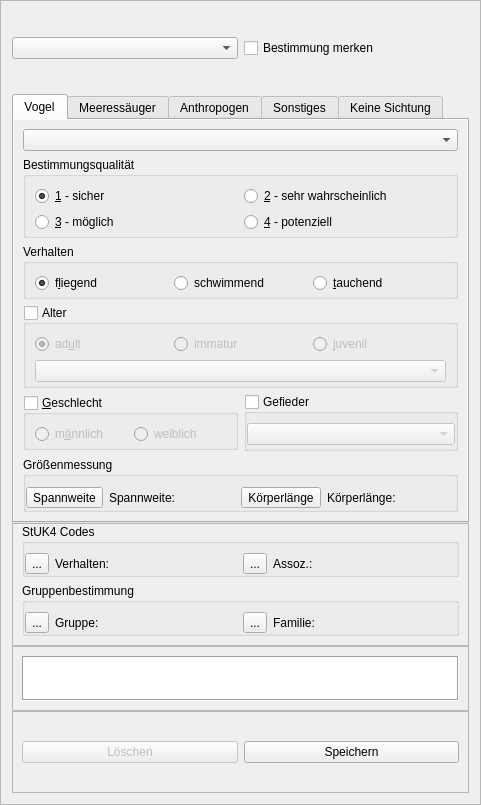
Qt form id-tool/ui/widget_census.ui (ifaoe/daisi-gui) before a commit.
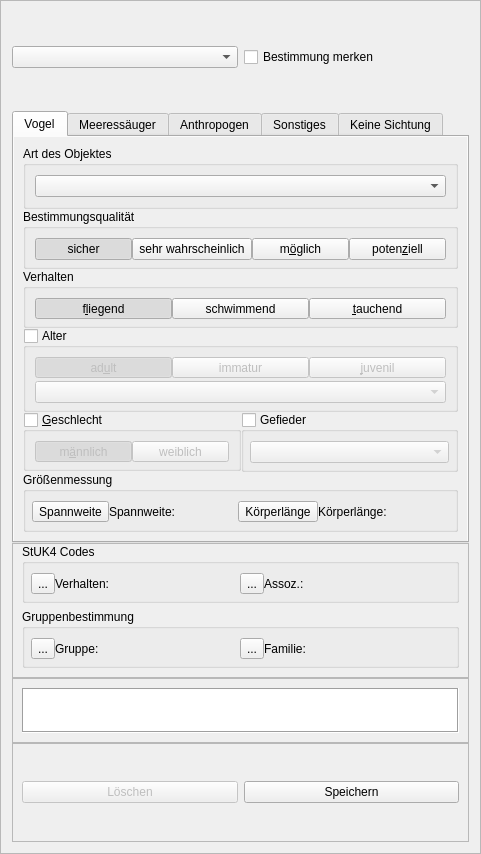
The same form after that commit. Icons and pictures are not drawn.

Commit message:
Klick-Tool
Klick-Tool auf Fusion Theme umgestellt und Anpassungen am Farbschema.

Bug-Fix: Falsche Session / Cam-Img beim Session-Wechsel.

The edit to the form file:
```diff
--- a/id-tool/ui/widget_census.ui
+++ b/id-tool/ui/widget_census.ui
@@ -7,11 +7,11 @@
     <x>0</x>
     <y>0</y>
     <width>481</width>
-    <height>805</height>
+    <height>854</height>
    </rect>
   </property>
   <property name="sizePolicy">
-   <sizepolicy hsizetype="MinimumExpanding" vsizetype="Preferred">
+   <sizepolicy hsizetype="Preferred" vsizetype="Preferred">
     <horstretch>0</horstretch>
     <verstretch>0</verstretch>
    </sizepolicy>
@@ -38,7 +38,7 @@
    <item row="3" column="0" colspan="2">
     <widget class="QFrame" name="frame_id_selections">
      <property name="sizePolicy">
-      <sizepolicy hsizetype="MinimumExpanding" vsizetype="Preferred">
+      <sizepolicy hsizetype="Preferred" vsizetype="Preferred">
        <horstretch>0</horstretch>
        <verstretch>0</verstretch>
       </sizepolicy>
@@ -65,14 +65,17 @@
          <bool>false</bool>
         </property>
         <layout class="QHBoxLayout" name="horizontalLayout_16">
+         <property name="spacing">
+          <number>0</number>
+         </property>
          <property name="leftMargin">
-          <number>0</number>
+          <number>6</number>
          </property>
          <property name="rightMargin">
-          <number>0</number>
+          <number>6</number>
          </property>
          <property name="bottomMargin">
-          <number>0</number>
+          <number>6</number>
          </property>
          <item>
           <widget class="QToolButton" name="toolbutton_behaviour">
@@ -165,14 +168,17 @@
          <bool>false</bool>
         </property>
         <layout class="QHBoxLayout" name="horizontalLayout_9">
+         <property name="spacing">
+          <number>0</number>
+         </property>
          <property name="leftMargin">
-          <number>0</number>
+          <number>6</number>
          </property>
          <property name="rightMargin">
-          <number>0</number>
+          <number>6</number>
          </property>
          <property name="bottomMargin">
-          <number>0</number>
+          <number>6</number>
          </property>
          <item>
           <widget class="QToolButton" name="toolbutton_group">
@@ -259,7 +265,7 @@
    <item row="4" column="0" colspan="2">
     <widget class="QFrame" name="frame_remarks">
      <property name="sizePolicy">
-      <sizepolicy hsizetype="MinimumExpanding" vsizetype="Fixed">
+      <sizepolicy hsizetype="Preferred" vsizetype="Fixed">
        <horstretch>0</horstretch>
        <verstretch>0</verstretch>
       </sizepolicy>
@@ -323,7 +329,7 @@
    <item row="8" column="0" colspan="2">
     <widget class="QFrame" name="frame_save">
      <property name="sizePolicy">
-      <sizepolicy hsizetype="MinimumExpanding" vsizetype="Preferred">
+      <sizepolicy hsizetype="Preferred" vsizetype="Preferred">
        <horstretch>0</horstretch>
        <verstretch>0</verstretch>
       </sizepolicy>
@@ -374,7 +380,7 @@
    <item row="2" column="0" colspan="2">
     <widget class="QTabWidget" name="wdgTabTypes">
      <property name="sizePolicy">
-      <sizepolicy hsizetype="MinimumExpanding" vsizetype="Minimum">
+      <sizepolicy hsizetype="Preferred" vsizetype="Minimum">
        <horstretch>0</horstretch>
        <verstretch>0</verstretch>
       </sizepolicy>
@@ -417,95 +423,9 @@
        <string>Vogel</string>
       </attribute>
       <layout class="QGridLayout" name="gridLayout_4">
-       <item row="4" column="0">
-        <widget class="QGroupBox" name="gbxBirdGender">
-         <property name="sizePolicy">
-          <sizepolicy hsizetype="MinimumExpanding" vsizetype="Fixed">
-           <horstretch>1</horstretch>
-           <verstretch>0</verstretch>
-          </sizepolicy>
-         </property>
-         <property name="autoFillBackground">
-          <bool>false</bool>
-         </property>
-         <property name="title">
-          <string>&amp;Geschlecht</string>
-         </property>
-         <property name="flat">
-          <bool>false</bool>
-         </property>
-         <property name="checkable">
-          <bool>true</bool>
-         </property>
-         <property name="checked">
-          <bool>false</bool>
-         </property>
-         <layout class="QGridLayout" name="gridLayout_11">
-          <property name="bottomMargin">
-           <number>3</number>
-          </property>
-          <item row="0" column="1">
-           <widget class="QRadioButton" name="rbBirdFemale">
-            <property name="text">
-             <string comment="F">weiblich</string>
-            </property>
-            <property name="dbvalue" stdset="0">
-             <string>F</string>
-            </property>
-            <attribute name="buttonGroup">
-             <string notr="true">btngBirdSex</string>
-            </attribute>
-           </widget>
-          </item>
-          <item row="0" column="0">
-           <widget class="QRadioButton" name="rbBirdMale">
-            <property name="text">
-             <string comment="M">m&amp;ännlich</string>
-            </property>
-            <property name="dbvalue" stdset="0">
-             <string>M</string>
-            </property>
-            <attribute name="buttonGroup">
-             <string notr="true">btngBirdSex</string>
-            </attribute>
-           </widget>
-          </item>
-         </layout>
-        </widget>
-       </item>
-       <item row="4" column="1">
-        <widget class="QGroupBox" name="group_box_plumage">
-         <property name="sizePolicy">
-          <sizepolicy hsizetype="Preferred" vsizetype="Preferred">
-           <horstretch>1</horstretch>
-           <verstretch>0</verstretch>
-          </sizepolicy>
-         </property>
-         <property name="title">
-          <string>Gefieder</string>
-         </property>
-         <property name="checkable">
-          <bool>true</bool>
-         </property>
-         <property name="checked">
-          <bool>false</bool>
-         </property>
-         <layout class="QGridLayout" name="gridLayout_10">
-          <property name="leftMargin">
-           <number>0</number>
-          </property>
-          <property name="rightMargin">
-           <number>0</number>
-          </property>
-          <property name="bottomMargin">
-           <number>3</number>
-          </property>
-          <item row="0" column="0">
-           <widget class="QComboBox" name="combo_box_plumage"/>
-          </item>
-         </layout>
-        </widget>
-       </item>
+       <property name="spacing">
+        <number>0</number>
+       </property>
        <item row="2" column="0" colspan="2">
         <widget class="QGroupBox" name="gbxBirdBehavior">
          <property name="sizePolicy">
@@ -526,12 +446,15 @@
          <property name="checkable">
           <bool>false</bool>
          </property>
-         <layout class="QGridLayout" name="gridLayout">
+         <layout class="QHBoxLayout" name="horizontalLayout_6">
+          <property name="spacing">
+           <number>0</number>
+          </property>
           <property name="bottomMargin">
-           <number>3</number>
+           <number>6</number>
           </property>
-          <item row="0" column="0">
-           <widget class="QRadioButton" name="rbBirdBehaveFly">
+          <item>
+           <widget class="QToolButton" name="rbBirdBehaveFly">
             <property name="sizePolicy">
              <sizepolicy hsizetype="MinimumExpanding" vsizetype="Fixed">
               <horstretch>1</horstretch>
@@ -541,6 +464,9 @@
             <property name="text">
              <string comment="F">f&amp;liegend</string>
             </property>
+            <property name="checkable">
+             <bool>true</bool>
+            </property>
             <property name="checked">
              <bool>true</bool>
             </property>
@@ -552,8 +478,8 @@
             </attribute>
            </widget>
           </item>
-          <item row="0" column="1">
-           <widget class="QRadioButton" name="rbBirdBehaveSwim">
+          <item>
+           <widget class="QToolButton" name="rbBirdBehaveSwim">
             <property name="sizePolicy">
              <sizepolicy hsizetype="MinimumExpanding" vsizetype="Fixed">
               <horstretch>1</horstretch>
@@ -563,6 +489,12 @@
             <property name="text">
              <string comment="S">schwimmend</string>
             </property>
+            <property name="checkable">
+             <bool>true</bool>
+            </property>
+            <property name="autoExclusive">
+             <bool>true</bool>
+            </property>
             <property name="dbvalue" stdset="0">
              <string>SWIM</string>
             </property>
@@ -571,8 +503,8 @@
             </attribute>
            </widget>
           </item>
-          <item row="0" column="2">
-           <widget class="QRadioButton" name="rbBirdBehaveDive">
+          <item>
+           <widget class="QToolButton" name="rbBirdBehaveDive">
             <property name="sizePolicy">
              <sizepolicy hsizetype="Minimum" vsizetype="Fixed">
               <horstretch>1</horstretch>
@@ -582,6 +514,12 @@
             <property name="text">
              <string>&amp;tauchend</string>
             </property>
+            <property name="checkable">
+             <bool>true</bool>
+            </property>
+            <property name="autoExclusive">
+             <bool>true</bool>
+            </property>
             <property name="dbvalue" stdset="0">
              <string>DIVE</string>
             </property>
@@ -593,95 +531,31 @@
          </layout>
         </widget>
        </item>
-       <item row="3" column="0" colspan="2">
-        <widget class="QGroupBox" name="gbxBirdAge">
-         <property name="minimumSize">
-          <size>
-           <width>0</width>
-           <height>0</height>
-          </size>
-         </property>
-         <property name="title">
-          <string>Alter</string>
-         </property>
-         <property name="checkable">
-          <bool>true</bool>
-         </property>
-         <property name="checked">
-          <bool>false</bool>
-         </property>
-         <layout class="QGridLayout" name="gridLayout_6">
-          <property name="bottomMargin">
-           <number>3</number>
-          </property>
-          <item row="0" column="0">
-           <widget class="QRadioButton" name="rbBirdAgeAdult">
-            <property name="text">
-             <string comment="AD">ad&amp;ult</string>
-            </property>
-            <property name="checked">
-             <bool>true</bool>
-            </property>
-            <property name="dbvalue" stdset="0">
-             <string>ADU</string>
-            </property>
-            <attribute name="buttonGroup">
-             <string notr="true">btngBirdAge</string>
-            </attribute>
-           </widget>
-          </item>
-          <item row="0" column="1">
-           <widget class="QRadioButton" name="rbBirdAgeImmat">
-            <property name="text">
-             <string comment="IM">immatur</string>
-            </property>
-            <property name="dbvalue" stdset="0">
-             <string>IMM</string>
-            </property>
-            <attribute name="buttonGroup">
-             <string notr="true">btngBirdAge</string>
-            </attribute>
-           </widget>
-          </item>
-          <item row="1" column="0" colspan="3">
-           <widget class="QComboBox" name="cmb_bird_age"/>
-          </item>
-          <item row="0" column="2">
-           <widget class="QRadioButton" name="rbBirdAgeJuv">
-            <property name="text">
-             <string comment="JU">&amp;juvenil</string>
-            </property>
-            <property name="dbvalue" stdset="0">
-             <string>JUV</string>
-            </property>
-            <attribute name="buttonGroup">
-             <string notr="true">btngBirdAge</string>
-            </attribute>
-           </widget>
-          </item>
-         </layout>
-        </widget>
-       </item>
-       <item row="0" column="0" colspan="2">
-        <widget class="QComboBox" name="cmbBird">
-         <property name="editable">
-          <bool>false</bool>
-         </property>
-        </widget>
-       </item>
        <item row="1" column="0" colspan="2">
         <widget class="QGroupBox" name="gbxBirdQuality">
          <property name="title">
           <string>Bestimmungsqualität</string>
          </property>
-         <layout class="QGridLayout" name="gridLayout_2">
+         <layout class="QHBoxLayout" name="horizontalLayout_7">
+          <property name="spacing">
+           <number>0</number>
+          </property>
           <property name="bottomMargin">
-           <number>3</number>
+           <number>6</number>
           </property>
-          <item row="0" column="0">
-           <widget class="QRadioButton" name="rbBirdQual1">
+          <item>
+           <widget class="QToolButton" name="rbBirdQual1">
+            <property name="sizePolicy">
+             <sizepolicy hsizetype="Preferred" vsizetype="Preferred">
+              <horstretch>0</horstretch>
+              <verstretch>0</verstretch>
+             </sizepolicy>
+            </property>
             <property name="text">
-             <string comment="1">&amp;1 - sicher</string>
+             <string comment="1">sicher</string>
+            </property>
+            <property name="checkable">
+             <bool>true</bool>
             </property>
             <property name="checked">
              <bool>true</bool>
@@ -694,10 +568,22 @@
             </attribute>
            </widget>
           </item>
-          <item row="0" column="1">
-           <widget class="QRadioButton" name="rbBirdQual2">
+          <item>
+           <widget class="QToolButton" name="rbBirdQual2">
+            <property name="sizePolicy">
+             <sizepolicy hsizetype="Preferred" vsizetype="Preferred">
+              <horstretch>0</horstretch>
+              <verstretch>0</verstretch>
+             </sizepolicy>
+            </property>
             <property name="text">
-             <string comment="2">&amp;2 - sehr wahrscheinlich</string>
+             <string comment="2">sehr wahrscheinlich</string>
+            </property>
+            <property name="checkable">
+             <bool>true</bool>
+            </property>
+            <property name="autoExclusive">
+             <bool>true</bool>
             </property>
             <property name="dbvalue" stdset="0">
              <string>2</string>
@@ -707,10 +593,22 @@
             </attribute>
            </widget>
           </item>
-          <item row="1" column="0">
-           <widget class="QRadioButton" name="rbBirdQual3">
+          <item>
+           <widget class="QToolButton" name="rbBirdQual3">
+            <property name="sizePolicy">
+             <sizepolicy hsizetype="Preferred" vsizetype="Preferred">
+              <horstretch>0</horstretch>
+              <verstretch>0</verstretch>
+             </sizepolicy>
+            </property>
             <property name="text">
-             <string comment="3">&amp;3 - möglich</string>
+             <string comment="3">m&amp;öglich</string>
+            </property>
+            <property name="checkable">
+             <bool>true</bool>
+            </property>
+            <property name="autoExclusive">
+             <bool>true</bool>
             </property>
             <property name="dbvalue" stdset="0">
              <string>3</string>
@@ -720,10 +618,22 @@
             </attribute>
            </widget>
           </item>
-          <item row="1" column="1">
-           <widget class="QRadioButton" name="rbBirdQual4">
+          <item>
+           <widget class="QToolButton" name="rbBirdQual4">
+            <property name="sizePolicy">
+             <sizepolicy hsizetype="Preferred" vsizetype="Preferred">
+              <horstretch>0</horstretch>
+              <verstretch>0</verstretch>
+             </sizepolicy>
+            </property>
             <property name="text">
-             <string comment="4">&amp;4 - potenziell</string>
+             <string comment="4">poten&amp;ziell</string>
+            </property>
+            <property name="checkable">
+             <bool>true</bool>
+            </property>
+            <property name="autoExclusive">
+             <bool>true</bool>
             </property>
             <property name="dbvalue" stdset="0">
              <string>4</string>
@@ -741,38 +651,58 @@
          <property name="title">
           <string>Größenmessung</string>
          </property>
-         <layout class="QGridLayout" name="gridLayout_17">
+         <layout class="QHBoxLayout" name="horizontalLayout_10">
+          <property name="spacing">
+           <number>0</number>
+          </property>
           <property name="leftMargin">
-           <number>0</number>
+           <number>6</number>
           </property>
           <property name="rightMargin">
-           <number>0</number>
+           <number>6</number>
           </property>
           <property name="bottomMargin">
-           <number>0</number>
+           <number>6</number>
           </property>
-          <item row="2" column="5">
-           <widget class="QLabel" name="lblBirdSizeLength">
+          <item>
+           <widget class="QToolButton" name="btnBirdSizeSpan">
+            <property name="sizePolicy">
+             <sizepolicy hsizetype="Fixed" vsizetype="Fixed">
+              <horstretch>0</horstretch>
+              <verstretch>0</verstretch>
+             </sizepolicy>
+            </property>
+            <property name="maximumSize">
+             <size>
+              <width>16777215</width>
+              <height>16777215</height>
+             </size>
+            </property>
             <property name="text">
-             <string/>
+             <string>Spannweite</string>
+            </property>
+            <property name="icon">
+             <iconset theme="measure">
+              <normaloff/>
+             </iconset>
             </property>
            </widget>
           </item>
-          <item row="2" column="1">
+          <item>
            <widget class="QLabel" name="label">
             <property name="text">
              <string>Spannweite:</string>
             </property>
            </widget>
           </item>
-          <item row="2" column="2">
+          <item>
            <widget class="QLabel" name="lblBirdSizeSpan">
             <property name="text">
              <string/>
             </property>
            </widget>
           </item>
-          <item row="2" column="3">
+          <item>
            <widget class="QToolButton" name="btnBirdSizeLength">
             <property name="text">
              <string>Körperlänge</string>
@@ -784,37 +714,269 @@
             </property>
            </widget>
           </item>
-          <item row="2" column="0">
-           <widget class="QToolButton" name="btnBirdSizeSpan">
-            <property name="sizePolicy">
-             <sizepolicy hsizetype="Fixed" vsizetype="Fixed">
-              <horstretch>0</horstretch>
-              <verstretch>0</verstretch>
-             </sizepolicy>
-            </property>
-            <property name="maximumSize">
-             <size>
-              <width>16777215</width>
-              <height>16777215</height>
-             </size>
-            </property>
-            <property name="text">
-             <string>Spannweite</string>
-            </property>
-            <property name="icon">
-             <iconset theme="measure">
-              <normaloff/>
-             </iconset>
-            </property>
-           </widget>
-          </item>
-          <item row="2" column="4">
+          <item>
            <widget class="QLabel" name="label_2">
             <property name="text">
              <string>Körperlänge:</string>
             </property>
            </widget>
           </item>
+          <item>
+           <widget class="QLabel" name="lblBirdSizeLength">
+            <property name="text">
+             <string/>
+            </property>
+           </widget>
+          </item>
+         </layout>
+        </widget>
+       </item>
+       <item row="3" column="0" colspan="2">
+        <widget class="QGroupBox" name="gbxBirdAge">
+         <property name="minimumSize">
+          <size>
+           <width>0</width>
+           <height>0</height>
+          </size>
+         </property>
+         <property name="title">
+          <string>Alter</string>
+         </property>
+         <property name="checkable">
+          <bool>true</bool>
+         </property>
+         <property name="checked">
+          <bool>false</bool>
+         </property>
+         <layout class="QGridLayout" name="gridLayout_6">
+          <property name="bottomMargin">
+           <number>6</number>
+          </property>
+          <property name="horizontalSpacing">
+           <number>0</number>
+          </property>
+          <property name="verticalSpacing">
+           <number>3</number>
+          </property>
+          <item row="1" column="0" colspan="3">
+           <widget class="QComboBox" name="cmb_bird_age"/>
+          </item>
+          <item row="0" column="0">
+           <widget class="QToolButton" name="rbBirdAgeAdult">
+            <property name="sizePolicy">
+             <sizepolicy hsizetype="Preferred" vsizetype="Preferred">
+              <horstretch>0</horstretch>
+              <verstretch>0</verstretch>
+             </sizepolicy>
+            </property>
+            <property name="text">
+             <string comment="AD">ad&amp;ult</string>
+            </property>
+            <property name="checkable">
+             <bool>true</bool>
+            </property>
+            <property name="checked">
+             <bool>true</bool>
+            </property>
+            <property name="autoExclusive">
+             <bool>true</bool>
+            </property>
+            <property name="dbvalue" stdset="0">
+             <string>ADU</string>
+            </property>
+            <attribute name="buttonGroup">
+             <string notr="true">buttongroup_bird_age</string>
+            </attribute>
+           </widget>
+          </item>
+          <item row="0" column="1">
+           <widget class="QToolButton" name="rbBirdAgeImmat">
+            <property name="sizePolicy">
+             <sizepolicy hsizetype="Preferred" vsizetype="Preferred">
+              <horstretch>0</horstretch>
+              <verstretch>0</verstretch>
+             </sizepolicy>
+            </property>
+            <property name="text">
+             <string comment="IM">immatur</string>
+            </property>
+            <property name="checkable">
+             <bool>true</bool>
+            </property>
+            <property name="autoExclusive">
+             <bool>true</bool>
+            </property>
+            <property name="dbvalue" stdset="0">
+             <string>IMM</string>
+            </property>
+            <attribute name="buttonGroup">
+             <string notr="true">buttongroup_bird_age</string>
+            </attribute>
+           </widget>
+          </item>
+          <item row="0" column="2">
+           <widget class="QToolButton" name="rbBirdAgeJuv">
+            <property name="sizePolicy">
+             <sizepolicy hsizetype="Preferred" vsizetype="Preferred">
+              <horstretch>0</horstretch>
+              <verstretch>0</verstretch>
+             </sizepolicy>
+            </property>
+            <property name="text">
+             <string comment="JU">&amp;juvenil</string>
+            </property>
+            <property name="checkable">
+             <bool>true</bool>
+            </property>
+            <property name="autoExclusive">
+             <bool>true</bool>
+            </property>
+            <property name="dbvalue" stdset="0">
+             <string>JUV</string>
+            </property>
+            <attribute name="buttonGroup">
+             <string notr="true">buttongroup_bird_age</string>
+            </attribute>
+           </widget>
+          </item>
+         </layout>
+        </widget>
+       </item>
+       <item row="4" column="0">
+        <widget class="QGroupBox" name="gbxBirdGender">
+         <property name="sizePolicy">
+          <sizepolicy hsizetype="MinimumExpanding" vsizetype="Fixed">
+           <horstretch>1</horstretch>
+           <verstretch>0</verstretch>
+          </sizepolicy>
+         </property>
+         <property name="autoFillBackground">
+          <bool>false</bool>
+         </property>
+         <property name="title">
+          <string>&amp;Geschlecht</string>
+         </property>
+         <property name="flat">
+          <bool>false</bool>
+         </property>
+         <property name="checkable">
+          <bool>true</bool>
+         </property>
+         <property name="checked">
+          <bool>false</bool>
+         </property>
+         <layout class="QHBoxLayout" name="horizontalLayout_5">
+          <property name="spacing">
+           <number>0</number>
+          </property>
+          <property name="bottomMargin">
+           <number>6</number>
+          </property>
+          <item>
+           <widget class="QToolButton" name="rbBirdMale">
+            <property name="sizePolicy">
+             <sizepolicy hsizetype="Preferred" vsizetype="Preferred">
+              <horstretch>0</horstretch>
+              <verstretch>0</verstretch>
+             </sizepolicy>
+            </property>
+            <property name="text">
+             <string comment="M">m&amp;ännlich</string>
+            </property>
+            <property name="checkable">
+             <bool>true</bool>
+            </property>
+            <property name="checked">
+             <bool>true</bool>
+            </property>
+            <property name="autoExclusive">
+             <bool>true</bool>
+            </property>
+            <property name="dbvalue" stdset="0">
+             <string>M</string>
+            </property>
+            <attribute name="buttonGroup">
+             <string notr="true">buttongroup_bird_sex</string>
+            </attribute>
+           </widget>
+          </item>
+          <item>
+           <widget class="QToolButton" name="rbBirdFemale">
+            <property name="sizePolicy">
+             <sizepolicy hsizetype="Preferred" vsizetype="Preferred">
+              <horstretch>0</horstretch>
+              <verstretch>0</verstretch>
+             </sizepolicy>
+            </property>
+            <property name="text">
+             <string comment="F">weiblich</string>
+            </property>
+            <property name="checkable">
+             <bool>true</bool>
+            </property>
+            <property name="autoExclusive">
+             <bool>true</bool>
+            </property>
+            <property name="dbvalue" stdset="0">
+             <string>F</string>
+            </property>
+            <attribute name="buttonGroup">
+             <string notr="true">buttongroup_bird_sex</string>
+            </attribute>
+           </widget>
+          </item>
+         </layout>
+        </widget>
+       </item>
+       <item row="0" column="0" colspan="2">
+        <widget class="QGroupBox" name="groupBox_2">
+         <property name="title">
+          <string>Art des Objektes</string>
+         </property>
+         <layout class="QHBoxLayout" name="horizontalLayout_8">
+          <item>
+           <widget class="QComboBox" name="cmbBird">
+            <property name="editable">
+             <bool>false</bool>
+            </property>
+           </widget>
+          </item>
+         </layout>
+        </widget>
+       </item>
+       <item row="4" column="1">
+        <widget class="QGroupBox" name="group_box_plumage">
+         <property name="sizePolicy">
+          <sizepolicy hsizetype="Preferred" vsizetype="Preferred">
+           <horstretch>1</horstretch>
+           <verstretch>0</verstretch>
+          </sizepolicy>
+         </property>
+         <property name="title">
+          <string>Gefieder</string>
+         </property>
+         <property name="checkable">
+          <bool>true</bool>
+         </property>
+         <property name="checked">
+          <bool>false</bool>
+         </property>
+         <layout class="QHBoxLayout" name="horizontalLayout_4">
+          <property name="spacing">
+           <number>0</number>
+          </property>
+          <property name="leftMargin">
+           <number>6</number>
+          </property>
+          <property name="rightMargin">
+           <number>6</number>
+          </property>
+          <property name="bottomMargin">
+           <number>6</number>
+          </property>
+          <item>
+           <widget class="QComboBox" name="combo_box_plumage"/>
+          </item>
          </layout>
         </widget>
        </item>
```
Left out of the diff: 786 changed lines with no effect on the pictures. The commit also changes 44 other files.
